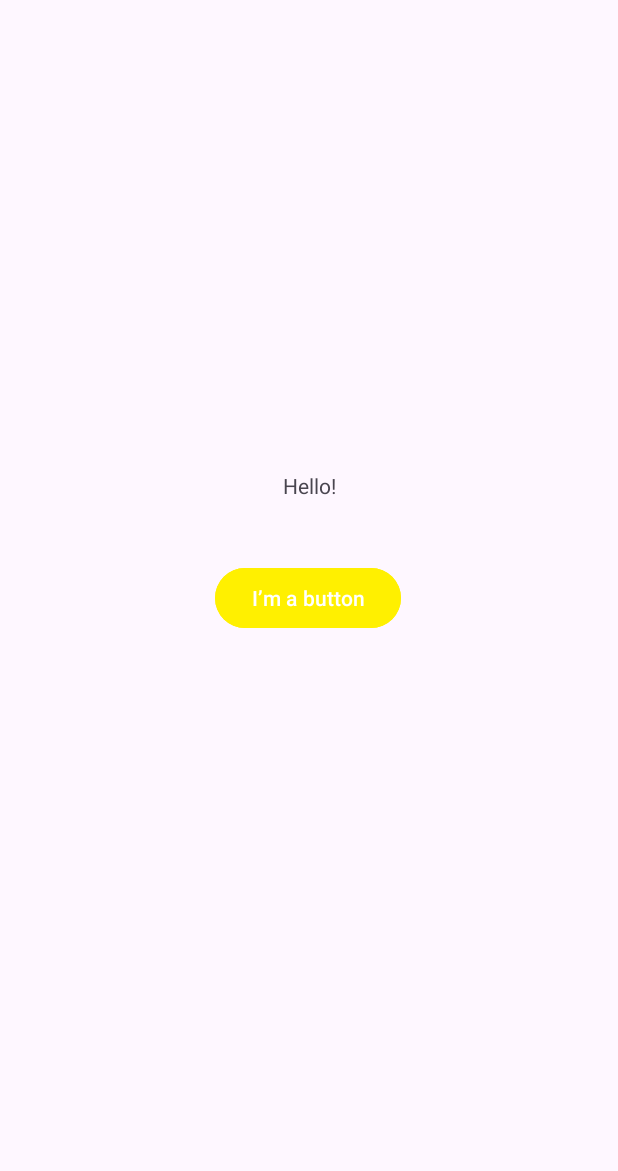
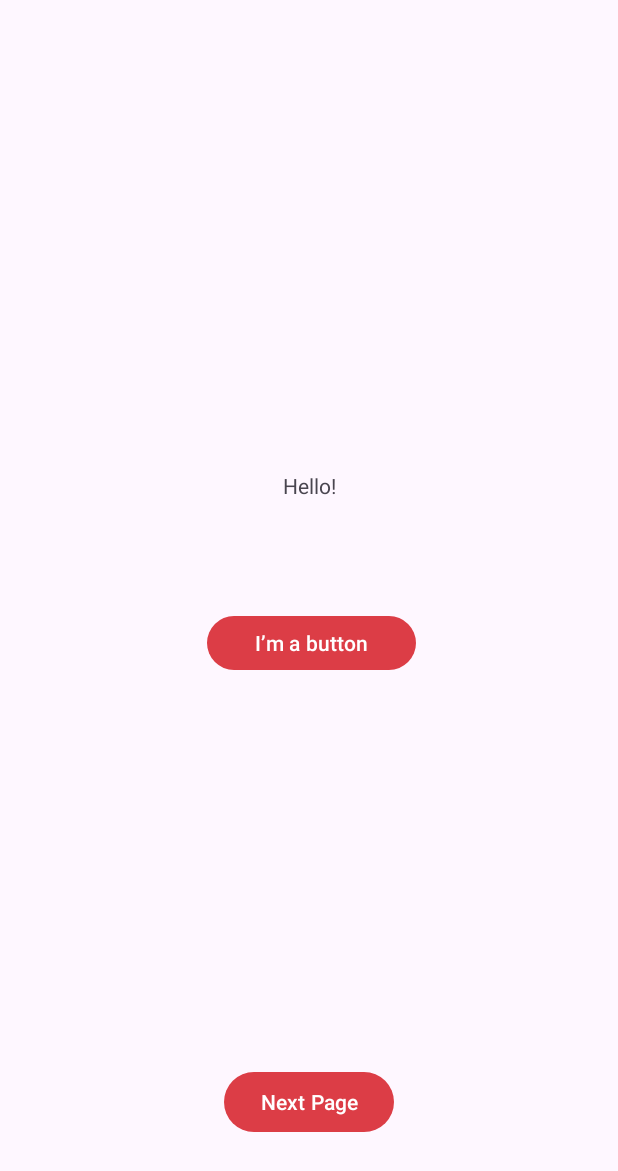
Before and after one commit to shreeshjosyula/CP670-A-Sai-Shreesh-Josyula, an Android app: the screen it shows after launch (MainActivity), on a phone screen of 412 x 824 dp. Shown: the top 1171 px of the screen. Run offline under Robolectric (Android 15) with nearby library versions, the phone set to English and light mode, and no system bars.

Commit message:
new activities added

```diff
--- a/app/src/main/java/com/example/androidassignments/MainActivity.java
+++ b/app/src/main/java/com/example/androidassignments/MainActivity.java
@@ -2,13 +2,30 @@ package com.example.androidassignments;
 
 import androidx.appcompat.app.AppCompatActivity;
 
+import android.content.Intent;
 import android.os.Bundle;
+import android.view.View;
+import android.widget.Button;
 
 public class MainActivity extends AppCompatActivity {
-
+    private Button button;
     @Override
     protected void onCreate(Bundle savedInstanceState) {
         super.onCreate(savedInstanceState);
         setContentView(R.layout.activity_main);
+
+
+        button = (Button) findViewById(R.id.button1);
+        button.setOnClickListener(new View.OnClickListener(){
+            @Override
+            public void onClick(View view){
+                openLoginActivity();
+            }
+        });
+
+    }
+    public void openLoginActivity(){
+        Intent i = new Intent(this, LoginActivity.class);
+        startActivity(i);
     }
 }
--- a/app/src/main/res/layout/activity_main.xml
+++ b/app/src/main/res/layout/activity_main.xml
@@ -19,18 +19,30 @@
 
     <Button
         android:id="@+id/button"
-        android:layout_width="wrap_content"
-        android:layout_height="wrap_content"
+        android:layout_width="139dp"
+        android:layout_height="44dp"
         android:layout_marginStart="143dp"
         android:layout_marginTop="13dp"
         android:layout_marginEnd="144dp"
         android:layout_marginBottom="373dp"
         android:text="@string/ButtonText"
-        android:backgroundTint="#FFF000"
         app:layout_constraintBottom_toBottomOf="parent"
         app:layout_constraintEnd_toEndOf="parent"
-        app:layout_constraintHorizontal_bias="0.0"
+        app:layout_constraintHorizontal_bias="0.4"
         app:layout_constraintStart_toStartOf="parent"
-        app:layout_constraintTop_toBottomOf="@+id/textView" />
+        app:layout_constraintTop_toBottomOf="@+id/textView"
+        app:layout_constraintVertical_bias="1.0" />
+
+    <Button
+        android:id="@+id/button1"
+        android:layout_width="wrap_content"
+        android:layout_height="wrap_content"
+        android:layout_marginBottom="16dp"
+        android:text="@string/NextPage"
+        app:layout_constraintBottom_toBottomOf="parent"
+        app:layout_constraintEnd_toEndOf="parent"
+        app:layout_constraintStart_toStartOf="parent"
+        app:layout_constraintTop_toBottomOf="@+id/button"
+        app:layout_constraintVertical_bias="0.841" />
 
 </androidx.constraintlayout.widget.ConstraintLayout>
--- a/app/src/main/res/values/colors.xml
+++ b/app/src/main/res/values/colors.xml
@@ -3,4 +3,5 @@
     <color name="black">#FF000000</color>
     <color name="white">#FFFFFFFF</color>
     <color name="appBackground">#DC3D46</color>
+    <color name="buttonYellow">#FFF000</color>
 </resources>
--- a/app/src/main/res/values/themes.xml
+++ b/app/src/main/res/values/themes.xml
@@ -1,11 +1,16 @@
 <resources xmlns:tools="http://schemas.android.com/tools">
     <!-- Base application theme. -->
+
     <style name="Base.Theme.AndroidAssignments" parent="Theme.Material3.DayNight.NoActionBar">
         <!-- Customize your light theme here. -->
         <!-- <item name="colorPrimary">@color/my_light_primary</item> -->
+        <item name="colorPrimary">@color/buttonYellow</item>
+        <item name="buttonTint">@color/buttonYellow</item>
     </style>
 
     <style name="Theme.AndroidAssignments" parent="Base.Theme.AndroidAssignments" >
         <item name="colorPrimary">@color/appBackground</item>
+        <item name="colorSecondary">@color/buttonYellow</item>
+
     </style>
 </resources>
```
Also changed, not shown: app/src/main/AndroidManifest.xml (+9 -0 lines), app/src/main/java/com/example/androidassignments/ListItemsActivity.java (added, +44 -0 lines), app/src/main/java/com/example/androidassignments/LoginActivity.java (added, +54 -0 lines), app/src/main/res/layout/activity_list_items.xml (added, +53 -0 lines), app/src/main/res/layout/activity_login.xml (added, +68 -0 lines), app/src/main/res/values/strings.xml (+10 -0 lines), 1 other file.
